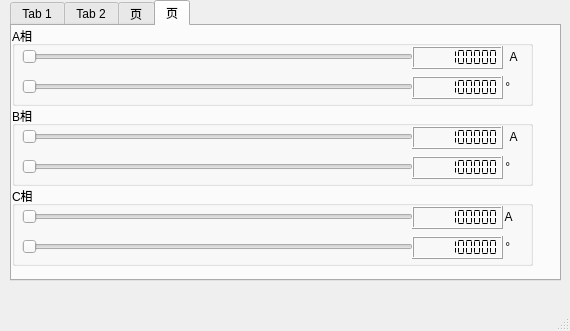
HEYAHONG/STR3060_Client, file mainwindow.ui: the form before one commit.
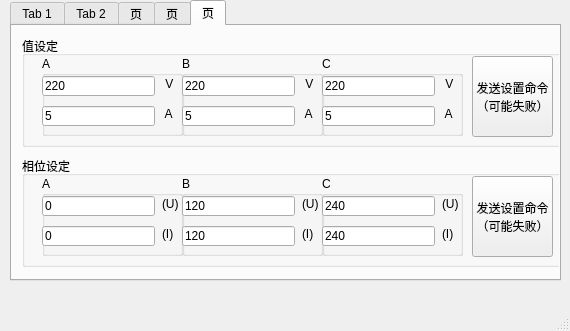
The form after the commit.

```diff
--- a/mainwindow.ui
+++ b/mainwindow.ui
@@ -24,7 +24,7 @@
      </rect>
     </property>
     <property name="currentIndex">
-     <number>3</number>
+     <number>4</number>
     </property>
     <widget class="QWidget" name="Generic">
      <attribute name="title">
@@ -1959,8 +1959,8 @@
      <widget class="QGroupBox" name="group_S_I_C">
       <property name="geometry">
        <rect>
-        <x>0</x>
-        <y>160</y>
+        <x>10</x>
+        <y>170</y>
         <width>521</width>
         <height>80</height>
        </rect>
@@ -1983,6 +1983,9 @@
        <property name="tickPosition">
         <enum>QSlider::NoTicks</enum>
        </property>
+       <property name="tickInterval">
+        <number>1</number>
+       </property>
       </widget>
       <widget class="QSlider" name="S_I_IC_Phase">
        <property name="geometry">
@@ -1996,6 +1999,9 @@
        <property name="orientation">
         <enum>Qt::Horizontal</enum>
        </property>
+       <property name="tickInterval">
+        <number>1</number>
+       </property>
       </widget>
       <widget class="QLabel" name="label_42">
        <property name="geometry">
@@ -2077,8 +2083,8 @@
      <widget class="QGroupBox" name="group_S_I_B">
       <property name="geometry">
        <rect>
-        <x>0</x>
-        <y>80</y>
+        <x>10</x>
+        <y>90</y>
         <width>521</width>
         <height>80</height>
        </rect>
@@ -2101,6 +2107,9 @@
        <property name="tickPosition">
         <enum>QSlider::NoTicks</enum>
        </property>
+       <property name="tickInterval">
+        <number>1</number>
+       </property>
       </widget>
       <widget class="QSlider" name="S_I_IB_Phase">
        <property name="geometry">
@@ -2114,6 +2123,9 @@
        <property name="orientation">
         <enum>Qt::Horizontal</enum>
        </property>
+       <property name="tickInterval">
+        <number>1</number>
+       </property>
       </widget>
       <widget class="QLabel" name="label_44">
        <property name="geometry">
@@ -2195,8 +2207,8 @@
      <widget class="QGroupBox" name="group_S_I_A">
       <property name="geometry">
        <rect>
-        <x>0</x>
-        <y>0</y>
+        <x>10</x>
+        <y>10</y>
         <width>521</width>
         <height>80</height>
        </rect>
@@ -2219,6 +2231,9 @@
        <property name="tickPosition">
         <enum>QSlider::NoTicks</enum>
        </property>
+       <property name="tickInterval">
+        <number>1</number>
+       </property>
       </widget>
       <widget class="QSlider" name="S_I_IA_Phase">
        <property name="geometry">
@@ -2232,6 +2247,9 @@
        <property name="orientation">
         <enum>Qt::Horizontal</enum>
        </property>
+       <property name="tickInterval">
+        <number>1</number>
+       </property>
       </widget>
       <widget class="QLabel" name="label_46">
        <property name="geometry">
@@ -2311,6 +2329,455 @@
       </widget>
      </widget>
     </widget>
+    <widget class="QWidget" name="Value_Settings">
+     <attribute name="title">
+      <string>页</string>
+     </attribute>
+     <widget class="QGroupBox" name="group_value">
+      <property name="geometry">
+       <rect>
+        <x>10</x>
+        <y>10</y>
+        <width>541</width>
+        <height>111</height>
+       </rect>
+      </property>
+      <property name="title">
+       <string>值设定</string>
+      </property>
+      <widget class="QGroupBox" name="group_value_A">
+       <property name="geometry">
+        <rect>
+         <x>20</x>
+         <y>20</y>
+         <width>141</width>
+         <height>80</height>
+        </rect>
+       </property>
+       <property name="title">
+        <string>A</string>
+       </property>
+       <widget class="QLineEdit" name="S_V_UA">
+        <property name="geometry">
+         <rect>
+          <x>0</x>
+          <y>20</y>
+          <width>113</width>
+          <height>20</height>
+         </rect>
+        </property>
+        <property name="text">
+         <string>220</string>
+        </property>
+       </widget>
+       <widget class="QLineEdit" name="S_V_IA">
+        <property name="geometry">
+         <rect>
+          <x>0</x>
+          <y>50</y>
+          <width>113</width>
+          <height>20</height>
+         </rect>
+        </property>
+        <property name="text">
+         <string>5</string>
+        </property>
+       </widget>
+       <widget class="QLabel" name="label_48">
+        <property name="geometry">
+         <rect>
+          <x>120</x>
+          <y>20</y>
+          <width>16</width>
+          <height>16</height>
+         </rect>
+        </property>
+        <property name="text">
+         <string> V</string>
+        </property>
+       </widget>
+       <widget class="QLabel" name="label_49">
+        <property name="geometry">
+         <rect>
+          <x>120</x>
+          <y>50</y>
+          <width>16</width>
+          <height>16</height>
+         </rect>
+        </property>
+        <property name="text">
+         <string> A</string>
+        </property>
+       </widget>
+      </widget>
+      <widget class="QGroupBox" name="group_value_B">
+       <property name="geometry">
+        <rect>
+         <x>160</x>
+         <y>20</y>
+         <width>141</width>
+         <height>80</height>
+        </rect>
+       </property>
+       <property name="title">
+        <string>B</string>
+       </property>
+       <widget class="QLabel" name="label_50">
+        <property name="geometry">
+         <rect>
+          <x>120</x>
+          <y>20</y>
+          <width>16</width>
+          <height>16</height>
+         </rect>
+        </property>
+        <property name="text">
+         <string> V</string>
+        </property>
+       </widget>
+       <widget class="QLabel" name="label_51">
+        <property name="geometry">
+         <rect>
+          <x>120</x>
+          <y>50</y>
+          <width>16</width>
+          <height>16</height>
+         </rect>
+        </property>
+        <property name="text">
+         <string> A</string>
+        </property>
+       </widget>
+       <widget class="QLineEdit" name="S_V_UB">
+        <property name="geometry">
+         <rect>
+          <x>0</x>
+          <y>20</y>
+          <width>113</width>
+          <height>20</height>
+         </rect>
+        </property>
+        <property name="text">
+         <string>220</string>
+        </property>
+       </widget>
+       <widget class="QLineEdit" name="S_V_IB">
+        <property name="geometry">
+         <rect>
+          <x>0</x>
+          <y>50</y>
+          <width>113</width>
+          <height>20</height>
+         </rect>
+        </property>
+        <property name="text">
+         <string>5</string>
+        </property>
+       </widget>
+      </widget>
+      <widget class="QGroupBox" name="group_value_C">
+       <property name="geometry">
+        <rect>
+         <x>300</x>
+         <y>20</y>
+         <width>141</width>
+         <height>80</height>
+        </rect>
+       </property>
+       <property name="title">
+        <string>C</string>
+       </property>
+       <widget class="QLabel" name="label_52">
+        <property name="geometry">
+         <rect>
+          <x>120</x>
+          <y>20</y>
+          <width>16</width>
+          <height>16</height>
+         </rect>
+        </property>
+        <property name="text">
+         <string> V</string>
+        </property>
+       </widget>
+       <widget class="QLabel" name="label_53">
+        <property name="geometry">
+         <rect>
+          <x>120</x>
+          <y>50</y>
+          <width>16</width>
+          <height>16</height>
+         </rect>
+        </property>
+        <property name="text">
+         <string> A</string>
+        </property>
+       </widget>
+       <widget class="QLineEdit" name="S_V_UC">
+        <property name="geometry">
+         <rect>
+          <x>0</x>
+          <y>20</y>
+          <width>113</width>
+          <height>20</height>
+         </rect>
+        </property>
+        <property name="text">
+         <string>220</string>
+        </property>
+       </widget>
+       <widget class="QLineEdit" name="S_V_IC">
+        <property name="geometry">
+         <rect>
+          <x>0</x>
+          <y>50</y>
+          <width>113</width>
+          <height>20</height>
+         </rect>
+        </property>
+        <property name="text">
+         <string>5</string>
+        </property>
+       </widget>
+      </widget>
+      <widget class="QPushButton" name="S_V_Set_Value">
+       <property name="geometry">
+        <rect>
+         <x>450</x>
+         <y>20</y>
+         <width>81</width>
+         <height>81</height>
+        </rect>
+       </property>
+       <property name="text">
+        <string>发送设置命令
+（可能失败）</string>
+       </property>
+      </widget>
+     </widget>
+     <widget class="QGroupBox" name="group_value_phase">
+      <property name="geometry">
+       <rect>
+        <x>10</x>
+        <y>130</y>
+        <width>541</width>
+        <height>111</height>
+       </rect>
+      </property>
+      <property name="title">
+       <string>相位设定</string>
+      </property>
+      <widget class="QGroupBox" name="group_value_A_phase">
+       <property name="geometry">
+        <rect>
+         <x>20</x>
+         <y>20</y>
+         <width>141</width>
+         <height>80</height>
+        </rect>
+       </property>
+       <property name="title">
+        <string>A</string>
+       </property>
+       <widget class="QLineEdit" name="S_V_UA_phase">
+        <property name="geometry">
+         <rect>
+          <x>0</x>
+          <y>20</y>
+          <width>113</width>
+          <height>20</height>
+         </rect>
+        </property>
+        <property name="text">
+         <string>0</string>
+        </property>
+       </widget>
+       <widget class="QLineEdit" name="S_V_IA_phase">
+        <property name="geometry">
+         <rect>
+          <x>0</x>
+          <y>50</y>
+          <width>113</width>
+          <height>20</height>
+         </rect>
+        </property>
+        <property name="text">
+         <string>0</string>
+        </property>
+       </widget>
+       <widget class="QLabel" name="label_54">
+        <property name="geometry">
+         <rect>
+          <x>120</x>
+          <y>20</y>
+          <width>16</width>
+          <height>16</height>
+         </rect>
+        </property>
+        <property name="text">
+         <string>(U)</string>
+        </property>
+       </widget>
+       <widget class="QLabel" name="label_55">
+        <property name="geometry">
+         <rect>
+          <x>120</x>
+          <y>50</y>
+          <width>16</width>
+          <height>16</height>
+         </rect>
+        </property>
+        <property name="text">
+         <string>(I)</string>
+        </property>
+       </widget>
+      </widget>
+      <widget class="QGroupBox" name="group_value_B_phase">
+       <property name="geometry">
+        <rect>
+         <x>160</x>
+         <y>20</y>
+         <width>141</width>
+         <height>80</height>
+        </rect>
+       </property>
+       <property name="title">
+        <string>B</string>
+       </property>
+       <widget class="QLabel" name="label_56">
+        <property name="geometry">
+         <rect>
+          <x>120</x>
+          <y>20</y>
+          <width>16</width>
+          <height>16</height>
+         </rect>
+        </property>
+        <property name="text">
+         <string>(U)</string>
+        </property>
+       </widget>
+       <widget class="QLabel" name="label_57">
+        <property name="geometry">
+         <rect>
+          <x>120</x>
+          <y>50</y>
+          <width>16</width>
+          <height>16</height>
+         </rect>
+        </property>
+        <property name="text">
+         <string>(I)</string>
+        </property>
+       </widget>
+       <widget class="QLineEdit" name="S_V_UB_phase">
+        <property name="geometry">
+         <rect>
+          <x>0</x>
+          <y>20</y>
+          <width>113</width>
+          <height>20</height>
+         </rect>
+        </property>
+        <property name="text">
+         <string>120</string>
+        </property>
+       </widget>
+       <widget class="QLineEdit" name="S_V_IB_phase">
+        <property name="geometry">
+         <rect>
+          <x>0</x>
+          <y>50</y>
+          <width>113</width>
+          <height>20</height>
+         </rect>
+        </property>
+        <property name="text">
+         <string>120</string>
+        </property>
+       </widget>
+      </widget>
+      <widget class="QGroupBox" name="group_value_C_phase">
+       <property name="geometry">
+        <rect>
+         <x>300</x>
+         <y>20</y>
+         <width>141</width>
+         <height>80</height>
+        </rect>
+       </property>
+       <property name="title">
+        <string>C</string>
+       </property>
+       <widget class="QLabel" name="label_58">
+        <property name="geometry">
+         <rect>
+          <x>120</x>
+          <y>20</y>
+          <width>16</width>
+          <height>16</height>
+         </rect>
+        </property>
+        <property name="text">
+         <string>(U)</string>
+        </property>
+       </widget>
+       <widget class="QLabel" name="label_59">
+        <property name="geometry">
+         <rect>
+          <x>120</x>
+          <y>50</y>
+          <width>16</width>
+          <height>16</height>
+         </rect>
+        </property>
+        <property name="text">
+         <string>(I)</string>
+        </property>
+       </widget>
+       <widget class="QLineEdit" name="S_V_UC_phase">
+        <property name="geometry">
+         <rect>
+          <x>0</x>
+          <y>20</y>
+          <width>113</width>
+          <height>20</height>
+         </rect>
+        </property>
+        <property name="text">
+         <string>240</string>
+        </property>
+       </widget>
+       <widget class="QLineEdit" name="S_V_IC_phase">
+        <property name="geometry">
+         <rect>
+          <x>0</x>
+          <y>50</y>
+          <width>113</width>
+          <height>20</height>
+         </rect>
+        </property>
+        <property name="text">
+         <string>240</string>
+        </property>
+       </widget>
+      </widget>
+      <widget class="QPushButton" name="S_V_Set_Value_phase">
+       <property name="geometry">
+        <rect>
+         <x>450</x>
+         <y>20</y>
+         <width>81</width>
+         <height>81</height>
+        </rect>
+       </property>
+       <property name="text">
+        <string>发送设置命令
+（可能失败）</string>
+       </property>
+      </widget>
+     </widget>
+    </widget>
    </widget>
   </widget>
   <widget class="QMenuBar" name="menubar">
```
Left out of the diff: 18 changed lines with no effect on the pictures.
